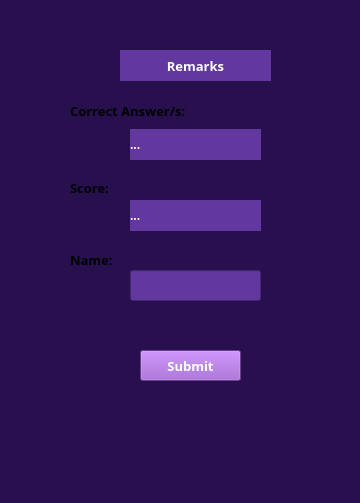
Above: mathquest/mainwindow.ui from Sloth-iNkt/mathquest before the change. Below: the same form after it.
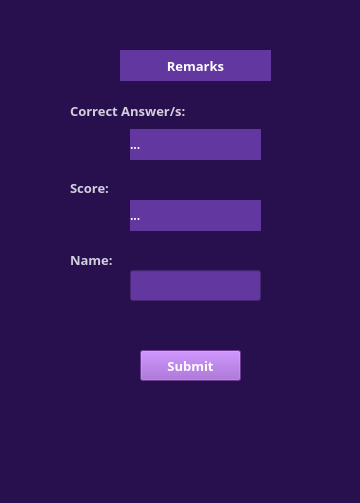
That is the form after the change. The open tabs and pages were chosen to show the change.

Diff of the .ui file:
```diff
--- a/mathquest/mainwindow.ui
+++ b/mathquest/mainwindow.ui
@@ -883,6 +883,10 @@
         <bold>true</bold>
        </font>
       </property>
+      <property name="styleSheet">
+       <string notr="true">
+color: rgba(255,255,255,0.8)</string>
+      </property>
       <property name="text">
        <string>Name: </string>
       </property>
@@ -926,6 +930,10 @@
         <bold>true</bold>
        </font>
       </property>
+      <property name="styleSheet">
+       <string notr="true">
+color: rgba(255,255,255,0.8)</string>
+      </property>
       <property name="text">
        <string>Score:</string>
       </property>
@@ -973,6 +981,10 @@
         <bold>true</bold>
        </font>
       </property>
+      <property name="styleSheet">
+       <string notr="true">
+color: rgba(255,255,255,0.8)</string>
+      </property>
       <property name="text">
        <string>Correct Answer/s:</string>
       </property>
```
Left out of the diff: 35 changed lines with no effect on the pictures.
